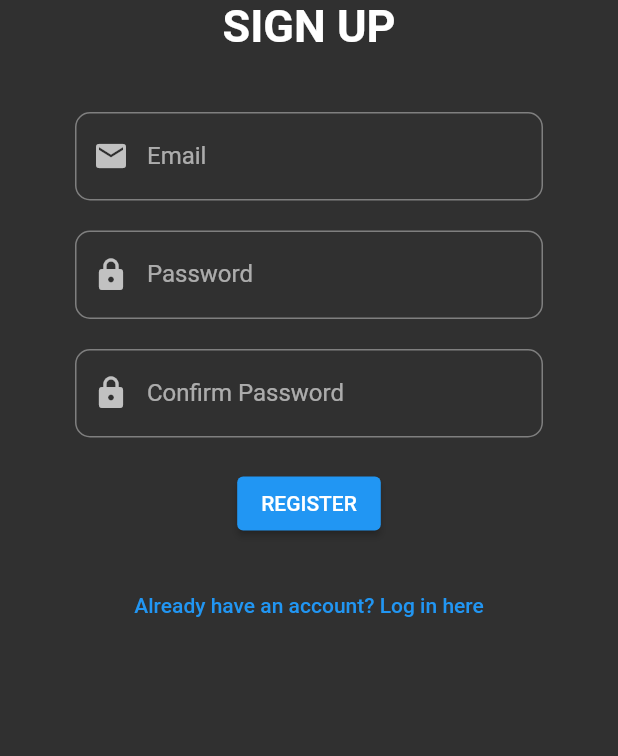
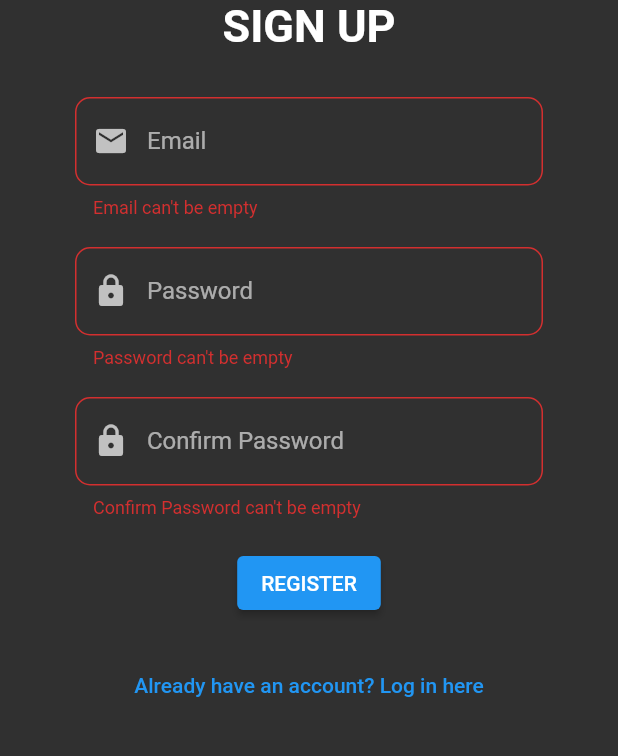
Before and after one commit to mvicchow/funflix, a Flutter app: the screen it shows after launch, after a tap on "REGISTER", on a phone screen of 412 x 824 dp, the part 140-896 px from its top. Run offline on Flutter 3.47's test engine with Material 2 defaults, Android fonts, the phone set to English and light mode, and no system bars; our stand-ins replace firebase_auth, firebase_core; accounts and stored records are empty.

Commit message:
register and sign in page checkpoint

```diff
--- a/funflix/lib/screens/authenticate/authenticate.dart
+++ b/funflix/lib/screens/authenticate/authenticate.dart
@@ -48,7 +48,7 @@ class _AuthenticateState extends State<Authenticate> {
             children: [
               const SizedBox(height: 40,),
               header(),
-              const SizedBox(height: 40,),
+              const SizedBox(height: 30,),
               Padding(
                 padding: const EdgeInsets.symmetric(horizontal: 50),
                 child: showSignIn ? SignIn(toggleView: toggleView,) : Register(toggleView: toggleView,),
--- a/funflix/lib/screens/authenticate/register.dart
+++ b/funflix/lib/screens/authenticate/register.dart
@@ -26,26 +26,40 @@ class _RegisterState extends State<Register> {
   }
 
   Widget buildForm() {
-    return Form(
+    return Column(
+      children: [
+        Form(
           key: _formKey,
           child: Column(
             children: [
+              // EMAIL FIELD
+              SizedBox(
+                height: 100.0,
+                child:
                 TextFormField(
                   onChanged: (value) {
                     setState(() => email = value);
                   },
                   decoration: InputDecoration(
                     labelText: 'Email',
-              prefixIcon: Icon(Icons.email),
+                    prefixIcon: const Icon(Icons.email),
                     border: OutlineInputBorder(borderRadius: BorderRadius.circular(10)),
                   ),
-            validator: (value) {
+                  validator: (String? value) {
+                    if (value != null && value.isEmpty){
+                      return "Email can't be empty";
+                    }
+
                     return null;
                   },
                 ),
-          const SizedBox(height: 20.0),
+              ),
 
 
+              // PASSWORD FIELD
+              SizedBox(
+                height: 100.0,
+                child:
                 TextFormField(
                   onChanged: (value) {
                     setState(() => password = value);
@@ -56,13 +70,19 @@ class _RegisterState extends State<Register> {
                     border: OutlineInputBorder(borderRadius: BorderRadius.circular(10)),
                   ),
                   obscureText: true,
-            validator: (value) {
+                  validator: (String? value) {
+                    if (value != null && value.isEmpty){
+                      return "Password can't be empty";
+                    }
+
                     return null;
                   },
                 ),
-          const SizedBox(height: 20.0),
+              ),
 
-
+              SizedBox(
+                height: 100.0,
+                child:
                 TextFormField(
                   onChanged: (value) {
                     setState(() => confirmPassword = value);
@@ -73,11 +93,15 @@ class _RegisterState extends State<Register> {
                     border: OutlineInputBorder(borderRadius: BorderRadius.circular(10)),
                   ),
                   obscureText: true,
-            validator: (value) {
+                  validator: (String? value) {
+                    if (value != null && value.isEmpty){
+                      return "Confirm Password can't be empty";
+                    }
+
                     return null;
                   },
                 ),
-          const SizedBox(height: 20.0),
+              ),
 
 
               ElevatedButton(
@@ -87,14 +111,16 @@ class _RegisterState extends State<Register> {
               const SizedBox(height: 20.0),
 
 
+            ],
+          ),
+        ),
         TextButton(
           onPressed: (){
             widget.toggleView();
           },
-            child: Text('Already have an account? Log in here'),
+          child: const Text('Already have an account? Log in here'),
         )
       ],
-      ),
     );
   }
 
--- a/funflix/lib/screens/home/home.dart
+++ b/funflix/lib/screens/home/home.dart
@@ -1,6 +1,5 @@
 import 'package:flutter/material.dart';
 import 'package:funflix/models/collection_list.dart';
-import 'package:funflix/screens/home/profile.dart';
 import 'package:funflix/views/funflixbar.dart';
 // import 'package:funflix/widgets/moviecard.dart';
 
--- a/funflix/lib/screens/home/profile.dart
+++ b/funflix/lib/screens/home/profile.dart
@@ -2,7 +2,7 @@ import 'package:flutter/material.dart';
 import 'package:funflix/services/auth.dart';
 
 class Profile extends StatelessWidget {
-  AuthService _auth = AuthService();
+  final AuthService _auth = AuthService();
 
   @override
   Widget build(BuildContext context) {
@@ -10,7 +10,7 @@ class Profile extends StatelessWidget {
       onPressed: () async {
         await _auth.signOut();
       },
-      child: Text('Sign Out'),
+      child: const Text('Sign Out'),
     );
   }
 }
```
Also changed, not shown: funflix/lib/screens/authenticate/sign_in.dart (+35 -14 lines), funflix/lib/views/funflixbar.dart (+4 -4 lines), funflix/lib/widgets/moviecard.dart (+10 -10 lines). Lines whose indentation alone changed are shown as unchanged.
